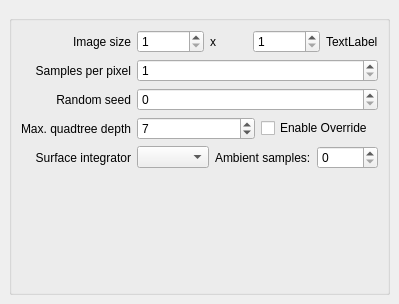
Before: the Qt Designer form src/gui/CosyGui/rendersettingswindow.ui in phresnel/picogen, drawn with Qt 5.
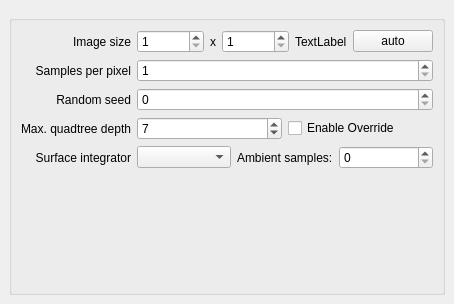
After: the same form once the commit is applied. Custom widgets are drawn as their Qt base class.

Commit message: have various presets for selecting an image resolution in render settings

What changed in the file:
```diff
--- a/src/gui/CosyGui/rendersettingswindow.ui
+++ b/src/gui/CosyGui/rendersettingswindow.ui
@@ -6,7 +6,7 @@
    <rect>
     <x>0</x>
     <y>0</y>
-    <width>364</width>
+    <width>390</width>
     <height>304</height>
    </rect>
   </property>
@@ -115,6 +115,13 @@
              </property>
             </widget>
            </item>
+           <item>
+            <widget class="QPushButton" name="autoResolutionButton">
+             <property name="text">
+              <string>auto</string>
+             </property>
+            </widget>
+           </item>
           </layout>
          </item>
          <item row="1" column="1">
```
The commit also changes 3 other files.
